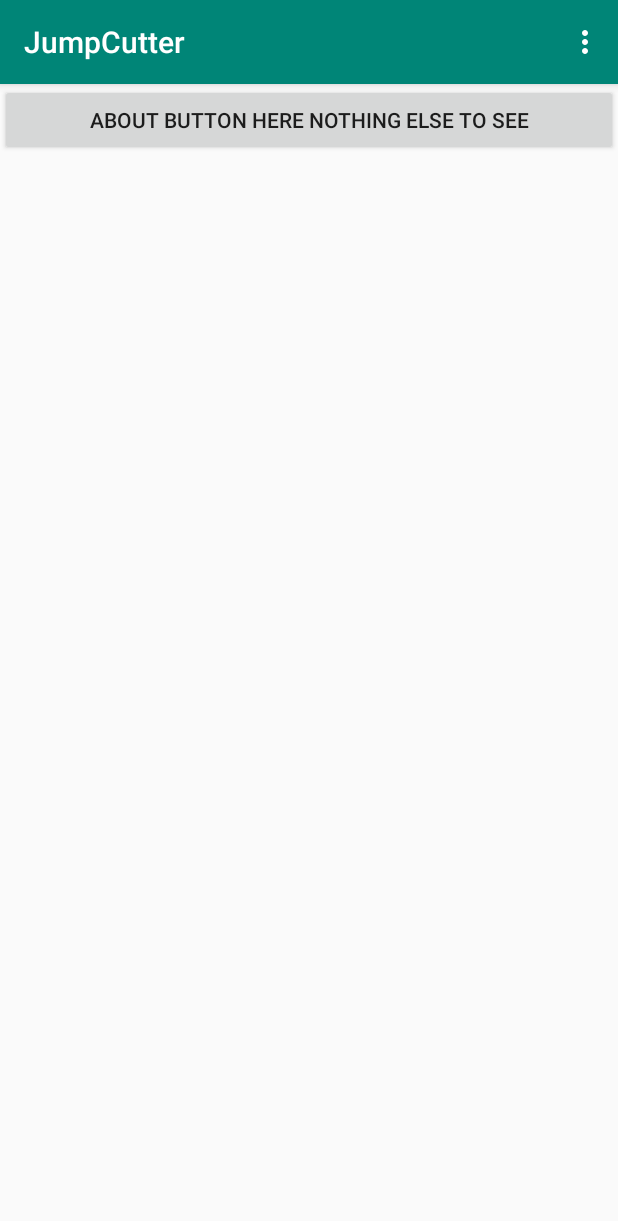
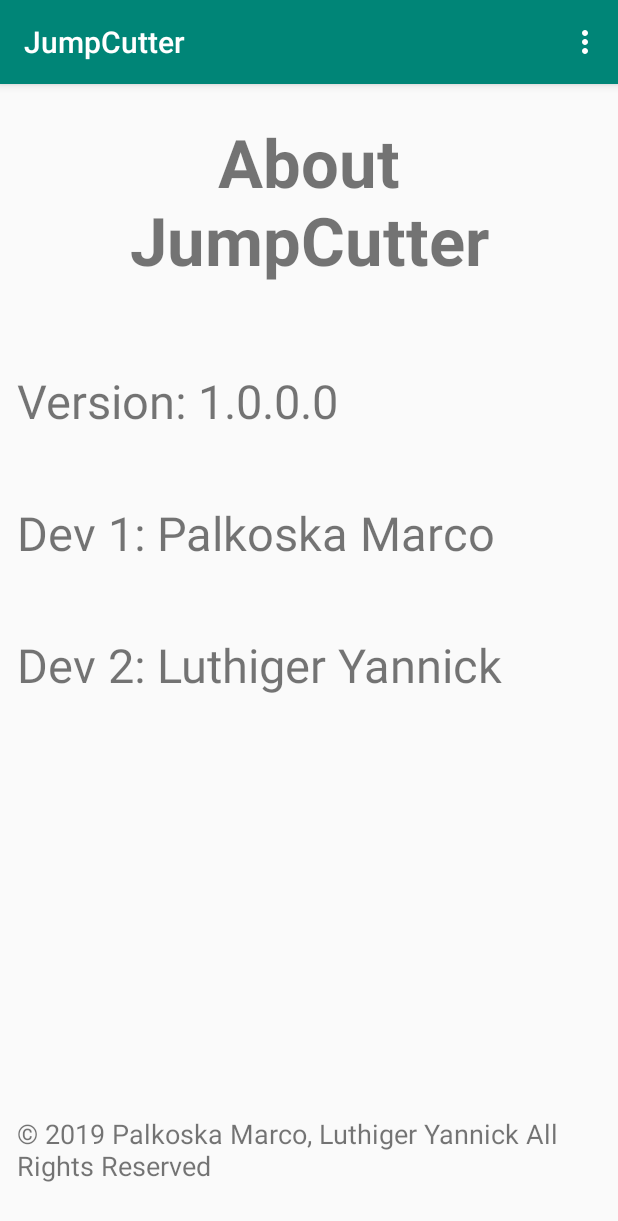
Before and after one commit to eddex/jumpcutter-android, an Android app: the AboutActivity screen opened directly, with no data from a screen before it, on a phone screen of 412 x 824 dp. Shown: the top 1221 px of the screen. Run offline under Robolectric (Android 15) with nearby library versions, the phone set to English and light mode, and no system bars.

Commit message:
about view filled with info

```diff
--- a/frontend/app/src/main/res/layout/about.xml
+++ b/frontend/app/src/main/res/layout/about.xml
@@ -4,13 +4,62 @@
     xmlns:tools="http://schemas.android.com/tools"
     android:layout_width="match_parent"
     android:layout_height="match_parent"
+    android:orientation="vertical"
     tools:context=".MainActivity">
 
+    <TextView
+        android:id="@+id/aboutappname"
+        android:layout_width="match_parent"
+        android:layout_height="wrap_content"
+        android:layout_weight="0.1"
+        android:text="@string/about_jumpcutter"
+        android:textAlignment="center"
+        android:textSize="20pt"
+        android:textStyle="bold"
+        android:padding="10pt"
+        />
 
-    <Button
-        android:id="@+id/button"
-        android:layout_width="wrap_content"
+    <TextView
+        android:id="@+id/version"
+        android:layout_width="match_parent"
         android:layout_height="wrap_content"
-        android:layout_weight="1"
-        android:text="about button here nothing else to see" />
+        android:layout_weight="0.1"
+        android:text="@string/about_version"
+        android:padding="5pt"
+        android:textSize="14pt"
+        />
+
+    <TextView
+        android:id="@+id/dev1"
+        android:layout_width="match_parent"
+        android:layout_height="wrap_content"
+        android:layout_weight="0.1"
+        android:text="@string/about_dev1"
+        android:padding="5pt"
+        android:textSize="14pt"
+        />
+
+    <TextView
+        android:id="@+id/dev2"
+        android:layout_width="match_parent"
+        android:layout_height="wrap_content"
+        android:layout_weight="0.1"
+        android:text="@string/about_dev2"
+        android:textSize="14pt"
+        android:padding="5pt"
+        />
+    <Space
+        android:layout_width="match_parent"
+        android:layout_height="wrap_content"
+        android:layout_weight="1" />
+
+    <TextView
+        android:id="@+id/copyright_notice"
+        android:layout_width="match_parent"
+        android:layout_height="wrap_content"
+        android:layout_weight="0.1"
+        android:text="@string/copyright_notice"
+        android:textSize="8pt"
+        android:padding="5pt"
+        />
 </LinearLayout>
--- a/frontend/app/src/main/res/values/strings.xml
+++ b/frontend/app/src/main/res/values/strings.xml
@@ -5,4 +5,9 @@
     <string name="select_video_from_device">Select Video from Device</string>
     <string name="hint_paste_youtube_url_here">Paste youtube url here...</string>
     <string name="or_use_a_youtube_url">Or use a YouTube URL</string>
+    <string name="about_jumpcutter">About JumpCutter</string>
+    <string name="about_version">Version: 1.0.0.0</string>
+    <string name="about_dev1">Dev 1: Palkoska Marco</string>
+    <string name="about_dev2">Dev 2: Luthiger Yannick</string>
+    <string name="copyright_notice">© 2019 Palkoska Marco, Luthiger Yannick All Rights Reserved</string>
 </resources>
```
